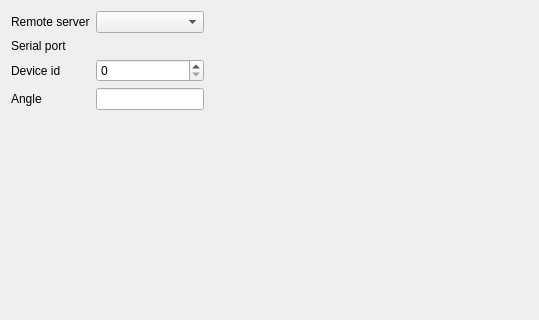
light-scattering-iogs/caqtus, file devices/elliptec_ell14/elliptec_ell14.configuration_editor/elliptec_ell14/configuration_editor/elliptec_ell14_config_editor.ui: the form before one commit; both pictures show x 0 to 539 and y 0 to 320 of the 539 by 617 pixel window.
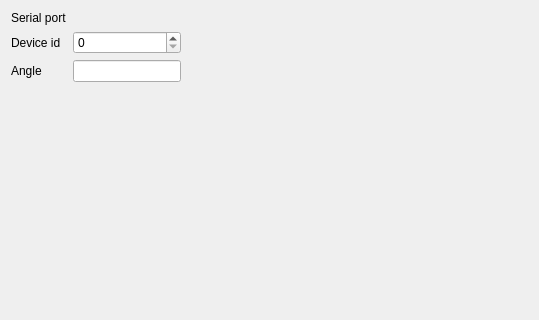
The form after the commit. Custom widgets are drawn as their Qt base class.

Patch:
```diff
--- a/devices/elliptec_ell14/elliptec_ell14.configuration_editor/elliptec_ell14/configuration_editor/elliptec_ell14_config_editor.ui
+++ b/devices/elliptec_ell14/elliptec_ell14.configuration_editor/elliptec_ell14/configuration_editor/elliptec_ell14_config_editor.ui
@@ -17,19 +17,6 @@
    <item>
     <layout class="QFormLayout" name="formLayout">
      <item row="0" column="0">
-      <widget class="QLabel" name="remoteServerLabel">
-       <property name="toolTip">
-        <string>&lt;html&gt;&lt;head/&gt;&lt;body&gt;&lt;p&gt;The name of the server that will actually instantiate the device.&lt;/p&gt;&lt;/body&gt;&lt;/html&gt;</string>
-       </property>
-       <property name="text">
-        <string>Remote server</string>
-       </property>
-      </widget>
-     </item>
-     <item row="0" column="1">
-      <widget class="RemoteServerComboBox" name="_remote_server_combobox"/>
-     </item>
-     <item row="1" column="0">
       <widget class="QLabel" name="serialPortLabel">
        <property name="toolTip">
         <string>&lt;html&gt;&lt;head/&gt;&lt;body&gt;&lt;p&gt;The serial port to use to communicate with the device. e.g. &amp;quot;COM9&amp;quot;.&lt;/p&gt;&lt;/body&gt;&lt;/html&gt;</string>
@@ -39,10 +26,10 @@
        </property>
       </widget>
      </item>
-     <item row="1" column="1">
+     <item row="0" column="1">
       <widget class="SerialPortWidget" name="_serial_port_widget" native="true"/>
      </item>
-     <item row="2" column="0">
+     <item row="1" column="0">
       <widget class="QLabel" name="deviceIdLabel">
        <property name="toolTip">
         <string>&lt;html&gt;&lt;head/&gt;&lt;body&gt;&lt;p&gt;The ID of the device. This is what is referred as the address in the thorlabs Ello software.&lt;br&gt;If the device is used in multi-port mode, a single serial port can control multiple devices with different device IDs. However, this is not supported at the moment and only one device can be instantiated for a given serial port.&lt;/p&gt;&lt;/body&gt;&lt;/html&gt;</string>
@@ -52,10 +39,10 @@
        </property>
       </widget>
      </item>
-     <item row="2" column="1">
+     <item row="1" column="1">
       <widget class="QSpinBox" name="_device_id_spinbox"/>
      </item>
-     <item row="3" column="0">
+     <item row="2" column="0">
       <widget class="QLabel" name="angleLabel">
        <property name="toolTip">
         <string>&lt;html&gt;&lt;head/&gt;&lt;body&gt;&lt;p&gt;The position of the stage, in degrees.&lt;br&gt;This can be an expression that depends on other variables. When these variables change, the new position will be recalculated in consequence and the stage will move to the new position.&lt;/p&gt;&lt;/body&gt;&lt;/html&gt;</string>
@@ -65,8 +52,8 @@
        </property>
       </widget>
      </item>
-     <item row="3" column="1">
-      <widget class="ExpressionWidget" name="_angle_line_edit">
+     <item row="2" column="1">
+      <widget class="QLineEdit" name="_angle_line_edit">
        <property name="toolTip">
         <string/>
        </property>
@@ -90,22 +77,12 @@
   </layout>
  </widget>
  <customwidgets>
-  <customwidget>
-   <class>RemoteServerComboBox</class>
-   <extends>QComboBox</extends>
-   <header>remote_server_combobox.h</header>
-  </customwidget>
   <customwidget>
    <class>SerialPortWidget</class>
    <extends>QWidget</extends>
    <header>serial_port_widget.h</header>
    <container>1</container>
   </customwidget>
-  <customwidget>
-   <class>ExpressionWidget</class>
-   <extends>QLineEdit</extends>
-   <header>expression_widget.h</header>
-  </customwidget>
  </customwidgets>
  <resources/>
  <connections/>
```
